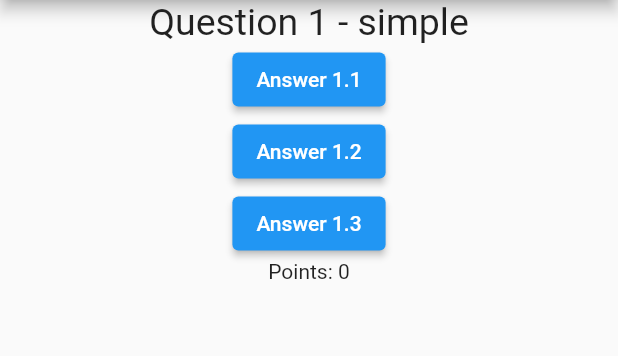
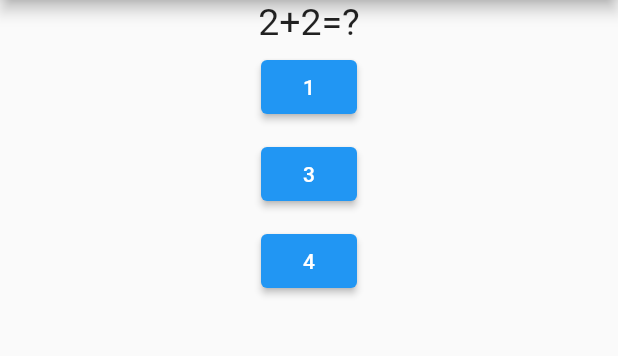
Before and after one commit to Qumpell/quiz-app, a Flutter app: the screen it shows after launch, on a phone screen of 412 x 824 dp, the part 84-440 px from its top. Run offline on Flutter 3.47's test engine with Material 2 defaults, Android fonts, the phone set to English and light mode, and no system bars.

Commit message:
restart, result

```diff
--- a/lib/column.dart
+++ b/lib/column.dart
@@ -1,62 +1,63 @@
+import 'package:flutter/cupertino.dart';
 import 'package:flutter/material.dart';
 
-class MyColumnExampleWidget extends StatelessWidget {
-  const MyColumnExampleWidget({Key? key}) : super(key: key);
-  @override
-  Widget build(BuildContext context) {
-    var questions = ['Question 1', 'Question 2', 'Question 3'];
-    return Row(
-      children: [
-        Text(questions[0], style: TextStyle(fontSize: 40)),
-        Text(questions[1], style: TextStyle(fontSize: 40)),
-        Text(questions[2], style: TextStyle(fontSize: 40)),
-      ],
-    );
-  }
-}
+// class MyColumnExampleWidget extends StatelessWidget {
+//   const MyColumnExampleWidget({Key? key}) : super(key: key);
+//   @override
+//   Widget build(BuildContext context) {
+//     var questions = ['Question 1', 'Question 2', 'Question 3'];
+//     return Row(
+//       children: [
+//         Text(questions[0], style: TextStyle(fontSize: 40)),
+//         Text(questions[1], style: TextStyle(fontSize: 40)),
+//         Text(questions[2], style: TextStyle(fontSize: 40)),
+//       ],
+//     );
+//   }
+// }
 
-class MyColumnExampleWidget2 extends StatelessWidget {
-  const MyColumnExampleWidget2({Key? key}) : super(key: key);
+// class MyColumnExampleWidget2 extends StatelessWidget {
+//   const MyColumnExampleWidget2({Key? key}) : super(key: key);
 
-  void answer() {
-    print('Answer');
-  }
+//   void answer() {
+//     print('Answer');
+//   }
 
-  @override
-  Widget build(BuildContext context) {
-    var questions = [
-      {
-        'question': 'Question 1 - simple',
-        'answer1': 'Answer 1.1',
-        'answer2': 'Answer 1.2',
-        'answer3': 'Answer 1.3',
-      },
-      {
-        'question': 'Question 2',
-        'answer1': 'Answer 2.1',
-        'answer2': 'Answer 2.2',
-        'answer3': 'Answer 2.3',
-      },
-    ];
-    return Column(
-      children: [
-        Text(questions[1]['question']!, style: TextStyle(fontSize: 25)),
-        ElevatedButton(
-          onPressed: () {
-            answer();
-          },
-          child: Text(questions[0]['answer1']!),
-        ),
-        ElevatedButton(
-          onPressed: answer,
-          child: Text(questions[0]['answer2']!),
-        ),
-        ElevatedButton(
-            onPressed: () => {answer()}, child: Text(questions[0]['answer3']!)),
-      ],
-    );
-  }
-}
+//   @override
+//   Widget build(BuildContext context) {
+//     var questions = [
+//       {
+//         'question': 'Question 1 - simple',
+//         'answer1': 'Answer 1.1',
+//         'answer2': 'Answer 1.2',
+//         'answer3': 'Answer 1.3',
+//       },
+//       {
+//         'question': 'Question 2',
+//         'answer1': 'Answer 2.1',
+//         'answer2': 'Answer 2.2',
+//         'answer3': 'Answer 2.3',
+//       },
+//     ];
+//     return Column(
+//       children: [
+//         Text(questions[1]['question']!, style: TextStyle(fontSize: 25)),
+//         ElevatedButton(
+//           onPressed: () {
+//             answer();
+//           },
+//           child: Text(questions[0]['answer1']!),
+//         ),
+//         ElevatedButton(
+//           onPressed: answer,
+//           child: Text(questions[0]['answer2']!),
+//         ),
+//         ElevatedButton(
+//             onPressed: () => {answer()}, child: Text(questions[0]['answer3']!)),
+//       ],
+//     );
+//   }
+// }
 
 class QuestionWidget extends StatefulWidget {
   const QuestionWidget({Key? key}) : super(key: key);
@@ -66,27 +67,28 @@ class QuestionWidget extends StatefulWidget {
 class _QuestionWidgetState extends State<QuestionWidget> {
   var points = 0;
   var questionId = 0;
+  bool endOfQuiz = false;
   var questions = [
     {
-      'question': 'Question 1 - simple',
-      'answer1': 'Answer 1.1',
-      'answer2': 'Answer 1.2',
-      'answer3': 'Answer 1.3',
+      'question': '2+2=?',
+      'answer1': '1',
+      'answer2': '3',
+      'answer3': '4',
       'correct': 'answer3',
     },
     {
-      'question': 'Question 2',
-      'answer1': 'Answer 2.1',
-      'answer2': 'Answer 2.2',
-      'answer3': 'Answer 2.3',
-      'correct': 'answer3',
+      'question': '5+5=?',
+      'answer1': '10',
+      'answer2': '2',
+      'answer3': '10.5',
+      'correct': 'answer1',
     },
     {
-      'question': 'Question 3',
-      'answer1': 'Answer 3.1',
-      'answer2': 'Answer 3.2',
-      'answer3': 'Answer 3.3',
-      'correct': 'answer3',
+      'question': '1+1=?',
+      'answer1': '1',
+      'answer2': '2',
+      'answer3': '4',
+      'correct': 'answer2',
     },
   ];
 
@@ -94,35 +96,68 @@ class _QuestionWidgetState extends State<QuestionWidget> {
   void checkAnswer(String answer_given) {
     if (answer_given == questions[questionId]['correct']) {
       points = points + 1;
-    } else {
-      points = points - 1;
+    }
+    //  else {
+    //   points = points - 1;
+    // }
+    if (questionId + 1 >= questions.length) {
+      endOfQuiz = true;
     }
     setState(() {
       questionId = (questionId + 1) % questions.length;
     });
+
     print('Answer');
+  }
+
+  void resetQuiz() {
+    setState(() {
+      questionId = 0;
+      points = 0;
+      endOfQuiz = false;
+    });
   }
 
   @override
   Widget build(BuildContext context) {
     return Column(
       children: [
+        if (!endOfQuiz) ...[
           Text(questions[questionId]['question']!,
               style: TextStyle(fontSize: 25)),
-        ElevatedButton(
-          onPressed: () {
-            checkAnswer('answer1');
-          },
+          Padding(
+            padding: const EdgeInsets.all(5.0),
+            child: ElevatedButton(
+              onPressed: () => checkAnswer('answer1'),
               child: Text(questions[questionId]['answer1']!),
             ),
-        ElevatedButton(
+          ),
+          Padding(
+            padding: const EdgeInsets.all(5.0),
+            child: ElevatedButton(
               onPressed: () => checkAnswer('answer2'),
               child: Text(questions[questionId]['answer2']!),
             ),
-        ElevatedButton(
+          ),
+          Padding(
+            padding: const EdgeInsets.all(5.0),
+            child: ElevatedButton(
                 onPressed: () => {checkAnswer('answer3')},
                 child: Text(questions[questionId]['answer3']!)),
-        Text('Points: ${points.toString()}'),
+          ),
+          // Text('Points: ${points.toString()}'),
+        ] else ...[
+          Padding(
+            padding: const EdgeInsets.all(8.0),
+            child: Text(
+                'Your score is: ${points.toString()}/${questions.length}',
+                style: TextStyle(fontSize: 25)),
+          ),
+          ElevatedButton(
+            onPressed: () => resetQuiz(),
+            child: Text("RESTART QUIZ", style: TextStyle(fontSize: 25)),
+          )
+        ]
       ],
     );
   }
```
Lines whose indentation alone changed are shown as unchanged.
